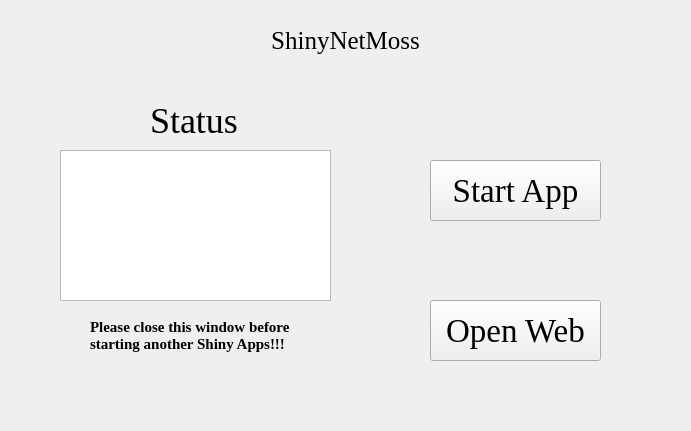
Before: the Qt Designer form ShinyNetMoss.ui in hzaurzli/MicroWorldOmics, drawn with Qt 5.
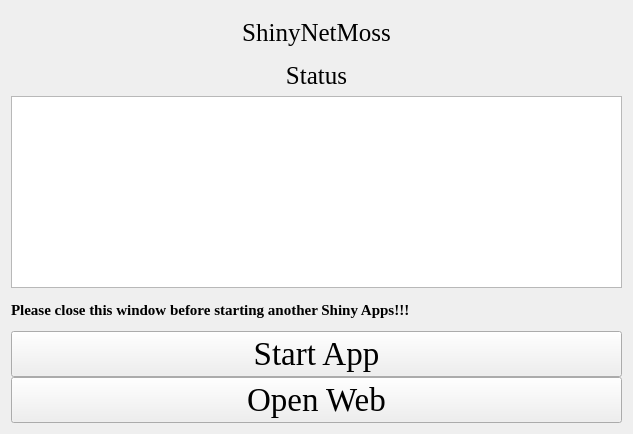
After: the same form once the commit is applied. Icons and pictures are not drawn.

What changed in the file:
```diff
--- a/ShinyNetMoss.ui
+++ b/ShinyNetMoss.ui
@@ -6,8 +6,8 @@
    <rect>
     <x>0</x>
     <y>0</y>
-    <width>691</width>
-    <height>431</height>
+    <width>633</width>
+    <height>434</height>
    </rect>
   </property>
   <property name="windowTitle">
@@ -16,28 +16,17 @@
   <property name="styleSheet">
    <string notr="true">background-image: url(D:/tools/Pycharm/pyqt/logo/backgroundpage.png)</string>
   </property>
-  <widget class="QTextBrowser" name="textBrowser">
-   <property name="geometry">
-    <rect>
-     <x>60</x>
-     <y>150</y>
-     <width>271</width>
-     <height>151</height>
-    </rect>
+  <layout class="QGridLayout" name="gridLayout_4">
+   <property name="verticalSpacing">
+    <number>0</number>
    </property>
-   <property name="styleSheet">
-    <string notr="true">background-image: url(D:/tools/Pycharm/pyqt/logo/white.png)</string>
-   </property>
-  </widget>
+   <item row="0" column="0">
+    <layout class="QGridLayout" name="gridLayout_5">
+     <property name="verticalSpacing">
+      <number>0</number>
+     </property>
+     <item row="0" column="0" colspan="3">
   <widget class="QLabel" name="label">
-   <property name="geometry">
-    <rect>
-     <x>230</x>
-     <y>20</y>
-     <width>231</width>
-     <height>41</height>
-    </rect>
-   </property>
    <property name="font">
     <font>
      <family>Times New Roman</family>
@@ -51,75 +40,32 @@
     <set>Qt::AlignCenter</set>
    </property>
   </widget>
-  <widget class="QLabel" name="label_2">
-   <property name="geometry">
-    <rect>
-     <x>150</x>
-     <y>100</y>
-     <width>101</width>
-     <height>41</height>
-    </rect>
-   </property>
+     </item>
+     <item row="3" column="0" colspan="3">
+      <widget class="QLabel" name="label_4">
    <property name="font">
     <font>
      <family>Times New Roman</family>
-     <pointsize>27</pointsize>
+         <pointsize>19</pointsize>
     </font>
    </property>
    <property name="text">
     <string>Status</string>
    </property>
    <property name="alignment">
-    <set>Qt::AlignLeading|Qt::AlignLeft|Qt::AlignVCenter</set>
-   </property>
-  </widget>
-  <widget class="QPushButton" name="pushButton">
-   <property name="geometry">
-    <rect>
-     <x>430</x>
-     <y>160</y>
-     <width>171</width>
-     <height>61</height>
-    </rect>
-   </property>
-   <property name="font">
-    <font>
-     <family>Times New Roman</family>
-     <pointsize>25</pointsize>
-    </font>
-   </property>
-   <property name="text">
-    <string>Start App</string>
-   </property>
-  </widget>
-  <widget class="QPushButton" name="pushButton_2">
-   <property name="geometry">
-    <rect>
-     <x>430</x>
-     <y>300</y>
-     <width>171</width>
-     <height>61</height>
-    </rect>
-   </property>
-   <property name="font">
-    <font>
-     <family>Times New Roman</family>
-     <pointsize>25</pointsize>
-    </font>
-   </property>
-   <property name="text">
-    <string>Open Web</string>
-   </property>
-  </widget>
+        <set>Qt::AlignCenter</set>
+       </property>
+      </widget>
+     </item>
+     <item row="5" column="0" rowspan="2" colspan="3">
+      <widget class="QTextBrowser" name="textBrowser">
+       <property name="styleSheet">
+        <string notr="true">background-image: url(D:/Documents/Desktop/white.png)</string>
+       </property>
+      </widget>
+     </item>
+     <item row="7" column="0" colspan="3">
   <widget class="QLabel" name="label_3">
-   <property name="geometry">
-    <rect>
-     <x>90</x>
-     <y>310</y>
-     <width>211</width>
-     <height>51</height>
-    </rect>
-   </property>
    <property name="font">
     <font>
      <family>Times New Roman</family>
@@ -129,10 +75,39 @@
     </font>
    </property>
    <property name="text">
-    <string>Please close this window before
-starting another Shiny Apps!!!</string>
-   </property>
-  </widget>
+        <string>Please close this window before starting another Shiny Apps!!!</string>
+       </property>
+      </widget>
+     </item>
+     <item row="8" column="0" colspan="3">
+      <widget class="QPushButton" name="pushButton">
+       <property name="font">
+        <font>
+         <family>Times New Roman</family>
+         <pointsize>25</pointsize>
+        </font>
+       </property>
+       <property name="text">
+        <string>Start App</string>
+       </property>
+      </widget>
+     </item>
+     <item row="9" column="0" colspan="3">
+      <widget class="QPushButton" name="pushButton_2">
+       <property name="font">
+        <font>
+         <family>Times New Roman</family>
+         <pointsize>25</pointsize>
+        </font>
+       </property>
+       <property name="text">
+        <string>Open Web</string>
+       </property>
+      </widget>
+     </item>
+    </layout>
+   </item>
+  </layout>
  </widget>
  <resources/>
  <connections/>
```
Left out of the diff: 2 changed lines with no effect on the pictures. Lines whose indentation alone changed are shown as unchanged.
